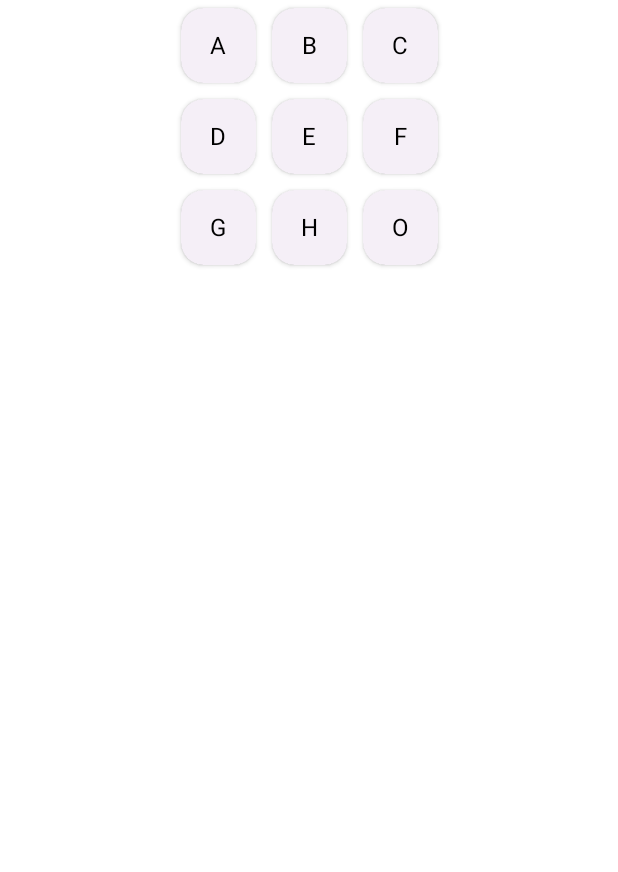
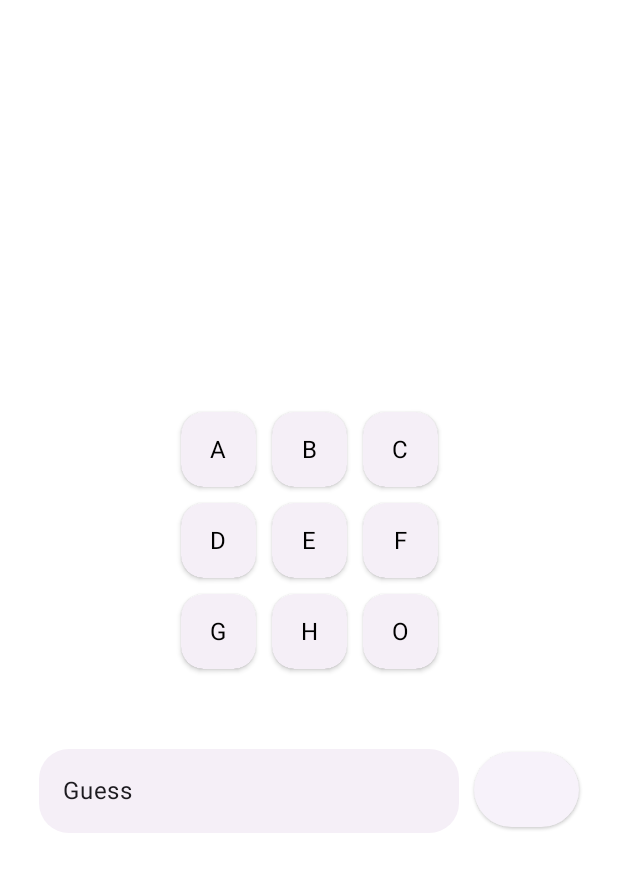
Before and after one commit to klokidis/SwiftWords, an Android app built with Jetpack Compose: the @Preview function GamePreview, on a phone screen of 412 x 824 dp. Shown: the top 872 px of the screen. Run offline under Robolectric (Android 15) with nearby library versions, the phone set to English and light mode, and no system bars.

Commit message:
add game screen

```diff
--- a/app/src/main/java/com/example/swiftwords/ui/game.kt
+++ b/app/src/main/java/com/example/swiftwords/ui/game.kt
@@ -5,49 +5,97 @@ import androidx.compose.foundation.layout.Arrangement
 import androidx.compose.foundation.layout.Box
 import androidx.compose.foundation.layout.Column
 import androidx.compose.foundation.layout.Row
+import androidx.compose.foundation.layout.Spacer
 import androidx.compose.foundation.layout.fillMaxSize
+import androidx.compose.foundation.layout.fillMaxWidth
+import androidx.compose.foundation.layout.height
 import androidx.compose.foundation.layout.padding
 import androidx.compose.foundation.layout.size
+import androidx.compose.foundation.layout.width
 import androidx.compose.foundation.layout.wrapContentSize
 import androidx.compose.foundation.shape.RoundedCornerShape
 import androidx.compose.material3.Card
 import androidx.compose.material3.CardDefaults
+import androidx.compose.material3.ElevatedButton
 import androidx.compose.material3.MaterialTheme
+import androidx.compose.material3.OutlinedTextField
+import androidx.compose.material3.OutlinedTextFieldDefaults
 import androidx.compose.material3.Text
 import androidx.compose.runtime.Composable
+import androidx.compose.runtime.mutableStateOf
+import androidx.compose.runtime.remember
 import androidx.compose.ui.Alignment
 import androidx.compose.ui.Modifier
 import androidx.compose.ui.draw.clip
 import androidx.compose.ui.draw.shadow
+import androidx.compose.ui.graphics.Color
 import androidx.compose.ui.tooling.preview.Preview
 import androidx.compose.ui.unit.dp
 import com.example.swiftwords.ui.theme.SwiftWordsTheme
 
 @Composable
-fun Game(listOfLetters : List<String>) {
+fun Game(listOfLetters: List<String>) {
     Column(
         modifier = Modifier
             .fillMaxSize(),
-        verticalArrangement = Arrangement.Top,
+        verticalArrangement = Arrangement.Center,
         horizontalAlignment = Alignment.CenterHorizontally
     ) {
         Column(
             verticalArrangement = Arrangement.Center,
             horizontalAlignment = Alignment.CenterHorizontally
         ) {
-            RowOfLetters(listOfLetters[0],listOfLetters[1],listOfLetters[2])
-            RowOfLetters(listOfLetters[3],listOfLetters[4],listOfLetters[5])
-            RowOfLetters(listOfLetters[6],listOfLetters[7],listOfLetters[8])
+            RowOfLetters(listOfLetters[0], listOfLetters[1], listOfLetters[2])
+            RowOfLetters(listOfLetters[3], listOfLetters[4], listOfLetters[5])
+            RowOfLetters(listOfLetters[6], listOfLetters[7], listOfLetters[8])
         }
+        Spacer(modifier = Modifier.padding(20.dp))
+        Row(
+            modifier = Modifier.fillMaxWidth(),
+            verticalAlignment = Alignment.CenterVertically,
+            horizontalArrangement = Arrangement.Center
+        ) {
+            CustomTextField()
+            ElevatedButton(
+                onClick = {  },
+                modifier = Modifier
+                    .padding(start = 10.dp, top = 5.dp)
+                    .width(70.dp)
+                    .height(50.dp)) {
+                Text("")
+            }
+        }
+
     }
+
 }
 
 @Composable
-fun RowOfLetters(letter1 : String, letter2 : String, letter3 : String) {
+fun CustomTextField() {
+    val textState = remember { mutableStateOf("Guess") }
+
+    OutlinedTextField(
+        value = textState.value,
+        onValueChange = { newText -> textState.value = newText },
+        label = { Text("") },
+        colors = OutlinedTextFieldDefaults.colors(
+            focusedContainerColor = MaterialTheme.colorScheme.inverseOnSurface,
+            unfocusedContainerColor = MaterialTheme.colorScheme.inverseOnSurface,
+            focusedBorderColor = Color.Transparent,
+            unfocusedBorderColor = Color.Transparent,
+
+            ),
+        shape = RoundedCornerShape(20.dp)
+    )
+}
+
+
+@Composable
+fun RowOfLetters(letter1: String, letter2: String, letter3: String) {
     Row(
         modifier = Modifier
             .wrapContentSize()
-    ){
+    ) {
         LetterBox(letter1)
         LetterBox(letter2)
         LetterBox(letter3)
@@ -55,7 +103,7 @@ fun RowOfLetters(letter1 : String, letter2 : String, letter3 : String) {
 }
 
 @Composable
-fun LetterBox(letter : String){
+fun LetterBox(letter: String) {
     Card(
         modifier = Modifier
             .padding(5.dp)
@@ -73,7 +121,8 @@ fun LetterBox(letter : String){
     ) {
         Box(
             modifier = Modifier.fillMaxSize(),
-            contentAlignment = Alignment.Center,){
+            contentAlignment = Alignment.Center,
+        ) {
             Text(text = letter)
         }
     }
@@ -83,6 +132,6 @@ fun LetterBox(letter : String){
 @Composable
 fun GamePreview() {
     SwiftWordsTheme {
-        Game(listOf("A","B","C","D","E","F","G","H","O"))
+        Game(listOf("A", "B", "C", "D", "E", "F", "G", "H", "O"))
     }
 }
```
